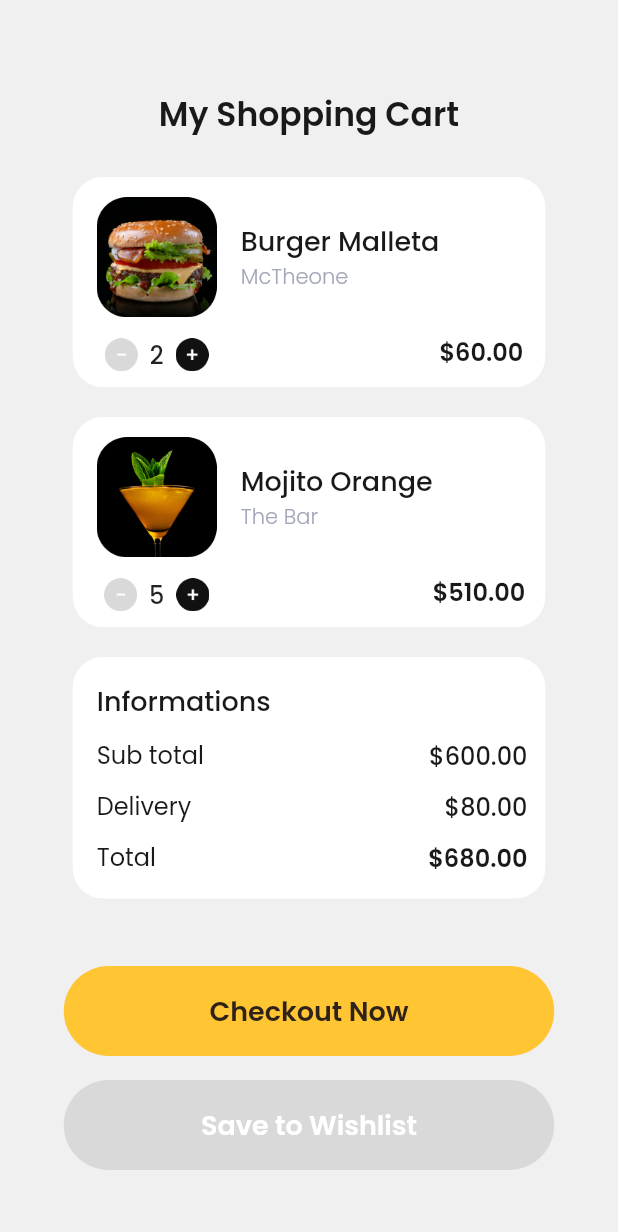
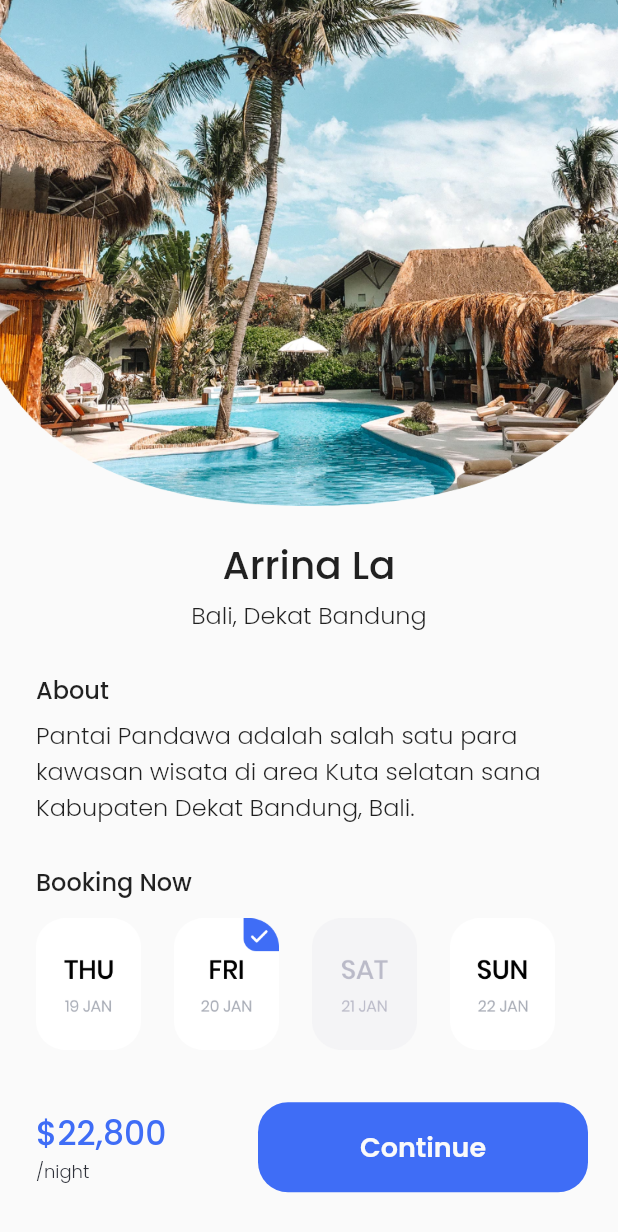
Before and after one commit to Icankkkk/flutter_sevendays, a Flutter app: the screen it shows after launch, on a phone screen of 412 x 824 dp. Shown: the top 1232 px of the screen. Run offline on Flutter 3.47's test engine with Material 2 defaults, Android fonts, the light colour scheme and no system bars; our stand-ins replace google_fonts.

Commit message:
finishing
add second_random.dart
edit first_random.dart and adding some assets

```diff
--- a/lib/main.dart
+++ b/lib/main.dart
@@ -1,5 +1,6 @@
 import 'package:flutter/material.dart';
 import 'package:sevendays/pages/first_random.dart';
+import 'package:sevendays/pages/second_random.dart';
 // import 'package:sevendays/pages/first_pricing.dart';
 //import 'package:sevendays/pages/second_pricing.dart';
 // import 'package:sevendays/pages/first_rating.dart';
@@ -18,7 +19,7 @@ class SevenDays extends StatelessWidget {
   Widget build(BuildContext context) {
     return const MaterialApp(
       debugShowCheckedModeBanner: false,
-      home: FirstRandom(),
+      home: SecondRandom(),
     );
   }
 }
--- a/lib/pages/first_random.dart
+++ b/lib/pages/first_random.dart
@@ -59,6 +59,8 @@ class FirstRandom extends StatelessWidget {
               height: 60,
               child: TextButton(
                 style: TextButton.styleFrom(
+                  shadowColor: const Color(0xffFFC532),
+                  elevation: 8,
                   backgroundColor: const Color(0xffFFC532),
                   shape: RoundedRectangleBorder(
                     borderRadius: BorderRadius.circular(53),
--- /dev/null
+++ b/lib/pages/second_random.dart
@@ -0,0 +1,142 @@
+import 'package:flutter/material.dart';
+import 'package:google_fonts/google_fonts.dart';
+
+class SecondRandom extends StatelessWidget {
+  const SecondRandom({Key? key}) : super(key: key);
+
+  @override
+  Widget build(BuildContext context) {
+    return Scaffold(
+      body: Column(
+        children: [
+          Image.asset(
+            "assets/arrina_background.png",
+          ),
+          const SizedBox(height: 20),
+          Text(
+            'Arrina La',
+            style: GoogleFonts.poppins(
+              fontSize: 26,
+              fontWeight: FontWeight.w500,
+            ),
+          ),
+          const SizedBox(height: 2),
+          Text(
+            'Bali, Dekat Bandung',
+            style: GoogleFonts.poppins(
+              fontSize: 16,
+              fontWeight: FontWeight.w300,
+            ),
+          ),
+          const SizedBox(height: 26),
+          Padding(
+            padding: const EdgeInsets.only(left: 24),
+            child: Column(
+              crossAxisAlignment: CrossAxisAlignment.start,
+              children: [
+                Text(
+                  'About',
+                  style: GoogleFonts.poppins(
+                    fontSize: 16,
+                    fontWeight: FontWeight.w500,
+                  ),
+                ),
+                const SizedBox(height: 6),
+                Text(
+                  'Pantai Pandawa adalah salah satu para \nkawasan wisata di area Kuta selatan sana \nKabupaten Dekat Bandung, Bali.',
+                  style: GoogleFonts.poppins(
+                    fontSize: 16,
+                    fontWeight: FontWeight.w300,
+                  ),
+                ),
+                const SizedBox(height: 26),
+                Text(
+                  'Booking Now',
+                  style: GoogleFonts.poppins(
+                    fontSize: 16,
+                    fontWeight: FontWeight.w500,
+                  ),
+                ),
+                const SizedBox(height: 12),
+                Row(
+                  children: [
+                    Image.asset(
+                      'assets/thu_date.png',
+                      width: 70,
+                    ),
+                    const SizedBox(width: 22),
+                    Image.asset(
+                      'assets/fri_date.png',
+                      width: 70,
+                    ),
+                    const SizedBox(width: 22),
+                    Image.asset(
+                      'assets/sat_date.png',
+                      width: 70,
+                    ),
+                    const SizedBox(width: 22),
+                    Image.asset(
+                      'assets/sun_date.png',
+                      width: 70,
+                    ),
+                  ],
+                ),
+                const SizedBox(height: 35),
+                Row(
+                  mainAxisAlignment: MainAxisAlignment.spaceBetween,
+                  children: [
+                    Column(
+                      crossAxisAlignment: CrossAxisAlignment.start,
+                      children: [
+                        Text(
+                          '\$22,800',
+                          style: GoogleFonts.poppins(
+                            fontSize: 22,
+                            fontWeight: FontWeight.w500,
+                            color: const Color(0xff3F6DF6),
+                          ),
+                        ),
+                        Text(
+                          '/night',
+                          style: GoogleFonts.poppins(
+                            fontSize: 12,
+                            fontWeight: FontWeight.w300,
+                            color: const Color(0xff2F323A),
+                          ),
+                        ),
+                      ],
+                    ),
+                    Padding(
+                      padding: const EdgeInsets.only(right: 20.0, left: 40),
+                      child: SizedBox(
+                        width: 220,
+                        height: 60,
+                        child: TextButton(
+                          style: TextButton.styleFrom(
+                            backgroundColor: const Color(0xff3F6DF6),
+                            shape: RoundedRectangleBorder(
+                              borderRadius: BorderRadius.circular(20),
+                            ),
+                          ),
+                          onPressed: () {},
+                          child: Text(
+                            'Continue',
+                            style: GoogleFonts.poppins(
+                              fontSize: 18,
+                              fontWeight: FontWeight.w600,
+                              color: const Color(0xffFAFAFA),
+                            ),
+                          ),
+                        ),
+                      ),
+                    ),
+                  ],
+                )
+              ],
+            ),
+          ),
+        ],
+      ),
+    );
+  }
+}
```
Also changed, not shown: assets/fri_date.png (added), assets/sat_date.png (added), assets/sun_date.png (added), assets/thu_date.png (added).
